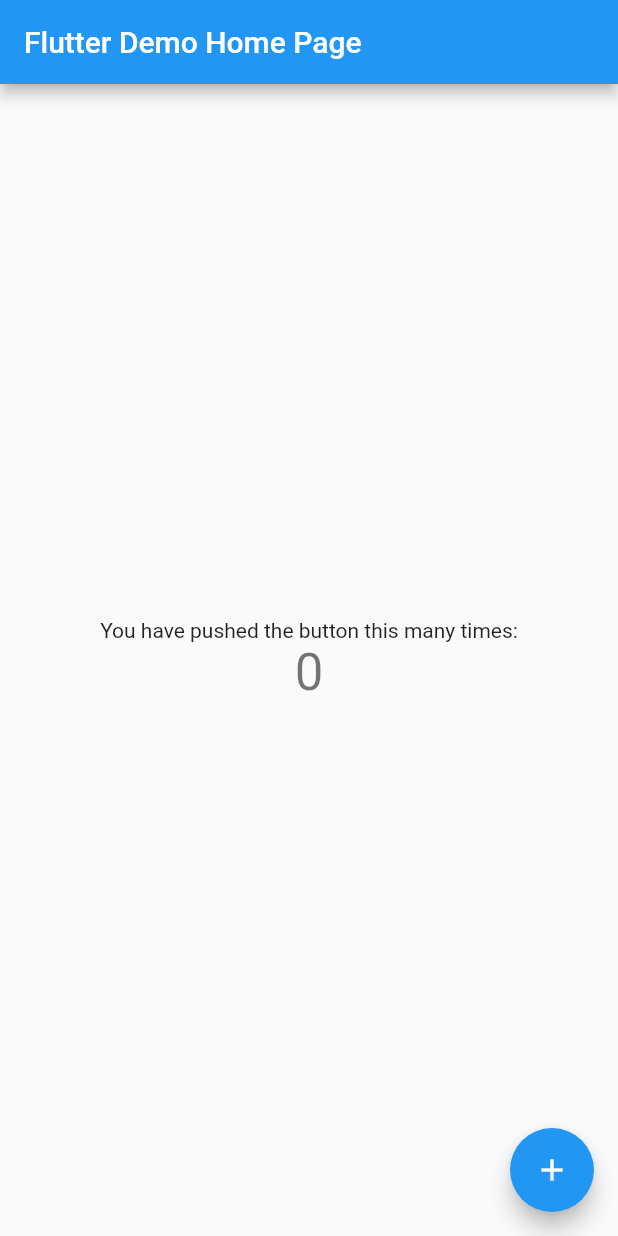
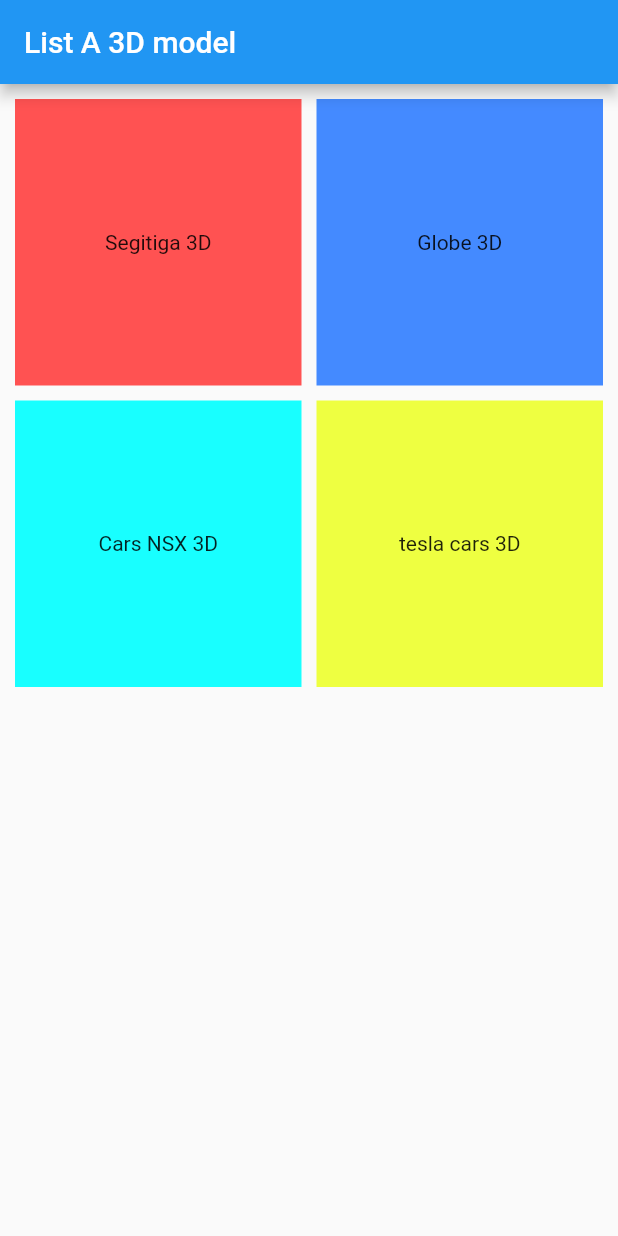
Before and after one commit to sniren210/list_3d_miraidev, a Flutter app: the screen it shows after launch, on a phone screen of 412 x 824 dp. Run offline on Flutter 3.47's test engine with Material 2 defaults, Android fonts, the phone set to English and light mode, and no system bars; missing offline and left inert: model_viewer_plus.

Commit message:
feat: implement model viewer

```diff
--- a/lib/main.dart
+++ b/lib/main.dart
@@ -1,4 +1,5 @@
 import 'package:flutter/material.dart';
+import 'package:model_viewer_plus/model_viewer_plus.dart';
 
 void main() {
   runApp(const MyApp());
@@ -7,109 +8,155 @@
 class MyApp extends StatelessWidget {
   const MyApp({super.key});
 
-  // This widget is the root of your application.
   @override
   Widget build(BuildContext context) {
     return MaterialApp(
       title: 'Flutter Demo',
       theme: ThemeData(
-        // This is the theme of your application.
-        //
-        // Try running your application with "flutter run". You'll see the
-        // application has a blue toolbar. Then, without quitting the app, try
-        // changing the primarySwatch below to Colors.green and then invoke
-        // "hot reload" (press "r" in the console where you ran "flutter run",
-        // or simply save your changes to "hot reload" in a Flutter IDE).
-        // Notice that the counter didn't reset back to zero; the application
-        // is not restarted.
         primarySwatch: Colors.blue,
       ),
-      home: const MyHomePage(title: 'Flutter Demo Home Page'),
+      home: const MyHomePage(),
     );
   }
 }
 
 class MyHomePage extends StatefulWidget {
-  const MyHomePage({super.key, required this.title});
-
-  // This widget is the home page of your application. It is stateful, meaning
-  // that it has a State object (defined below) that contains fields that affect
-  // how it looks.
-
-  // This class is the configuration for the state. It holds the values (in this
-  // case the title) provided by the parent (in this case the App widget) and
-  // used by the build method of the State. Fields in a Widget subclass are
-  // always marked "final".
-
-  final String title;
+  const MyHomePage({
+    super.key,
+  });
 
   @override
   State<MyHomePage> createState() => _MyHomePageState();
 }
 
 class _MyHomePageState extends State<MyHomePage> {
-  int _counter = 0;
-
-  void _incrementCounter() {
-    setState(() {
-      // This call to setState tells the Flutter framework that something has
-      // changed in this State, which causes it to rerun the build method below
-      // so that the display can reflect the updated values. If we changed
-      // _counter without calling setState(), then the build method would not be
-      // called again, and so nothing would appear to happen.
-      _counter++;
-    });
-  }
-
   @override
   Widget build(BuildContext context) {
-    // This method is rerun every time setState is called, for instance as done
-    // by the _incrementCounter method above.
-    //
-    // The Flutter framework has been optimized to make rerunning build methods
-    // fast, so that you can just rebuild anything that needs updating rather
-    // than having to individually change instances of widgets.
     return Scaffold(
       appBar: AppBar(
-        // Here we take the value from the MyHomePage object that was created by
-        // the App.build method, and use it to set our appbar title.
-        title: Text(widget.title),
+        title: const Text('List A 3D model'),
       ),
-      body: Center(
-        // Center is a layout widget. It takes a single child and positions it
-        // in the middle of the parent.
-        child: Column(
-          // Column is also a layout widget. It takes a list of children and
-          // arranges them vertically. By default, it sizes itself to fit its
-          // children horizontally, and tries to be as tall as its parent.
-          //
-          // Invoke "debug painting" (press "p" in the console, choose the
-          // "Toggle Debug Paint" action from the Flutter Inspector in Android
-          // Studio, or the "Toggle Debug Paint" command in Visual Studio Code)
-          // to see the wireframe for each widget.
-          //
-          // Column has various properties to control how it sizes itself and
-          // how it positions its children. Here we use mainAxisAlignment to
-          // center the children vertically; the main axis here is the vertical
-          // axis because Columns are vertical (the cross axis would be
-          // horizontal).
-          mainAxisAlignment: MainAxisAlignment.center,
-          children: <Widget>[
-            const Text(
-              'You have pushed the button this many times:',
+      body: Padding(
+        padding: const EdgeInsets.all(10.0),
+        child: GridView.count(
+          crossAxisCount: 2,
+          crossAxisSpacing: 10,
+          mainAxisSpacing: 10,
+          children: [
+            InkWell(
+              onTap: () {
+                Navigator.push(
+                  context,
+                  MaterialPageRoute(
+                    builder: (context) => const ModelPages(
+                      desc: 'Segitiga 3D',
+                      src: 'assets/segitiga.glb',
+                    ),
+                  ),
+                );
+              },
+              child: Container(
+                padding: const EdgeInsets.all(8),
+                color: Colors.redAccent,
+                child: const Center(
+                  child: Text(
+                    'Segitiga 3D',
+                  ),
+                ),
+              ),
             ),
-            Text(
-              '$_counter',
-              style: Theme.of(context).textTheme.headline4,
+            InkWell(
+              onTap: () {
+                Navigator.push(
+                  context,
+                  MaterialPageRoute(
+                    builder: (context) => const ModelPages(
+                      desc: 'Globe 3D',
+                      src: 'assets/GLOBE.glb',
+                    ),
+                  ),
+                );
+              },
+              child: Container(
+                padding: const EdgeInsets.all(8),
+                color: Colors.blueAccent,
+                child: const Center(
+                  child: Text(
+                    'Globe 3D',
+                  ),
+                ),
+              ),
+            ),
+            InkWell(
+              onTap: () {
+                Navigator.push(
+                  context,
+                  MaterialPageRoute(
+                    builder: (context) => const ModelPages(
+                      desc: 'Cars NSX 3D',
+                      src: 'assets/NSX.glb',
+                    ),
+                  ),
+                );
+              },
+              child: Container(
+                padding: const EdgeInsets.all(8),
+                color: Colors.cyanAccent,
+                child: const Center(
+                  child: Text(
+                    'Cars NSX 3D',
+                  ),
+                ),
+              ),
+            ),
+            InkWell(
+              onTap: () {
+                Navigator.push(
+                  context,
+                  MaterialPageRoute(
+                    builder: (context) => const ModelPages(
+                      desc: 'tesla cars 3D',
+                      src: 'assets/tesla.glb',
+                    ),
+                  ),
+                );
+              },
+              child: Container(
+                padding: const EdgeInsets.all(8),
+                color: Colors.limeAccent,
+                child: const Center(
+                  child: Text(
+                    'tesla cars 3D',
+                  ),
+                ),
+              ),
             ),
           ],
         ),
       ),
-      floatingActionButton: FloatingActionButton(
-        onPressed: _incrementCounter,
-        tooltip: 'Increment',
-        child: const Icon(Icons.add),
-      ), // This trailing comma makes auto-formatting nicer for build methods.
     );
   }
 }
+
+class ModelPages extends StatelessWidget {
+  final String src;
+  final String desc;
+
+  const ModelPages({
+    super.key,
+    required this.src,
+    required this.desc,
+  });
+
+  @override
+  Widget build(BuildContext context) {
+    return ModelViewer(
+      src: src,
+      alt: desc,
+      ar: true,
+      autoRotate: true,
+      cameraControls: true,
+      backgroundColor: Colors.black,
+    );
+  }
+}
```
Also changed, not shown: 8 other files.
